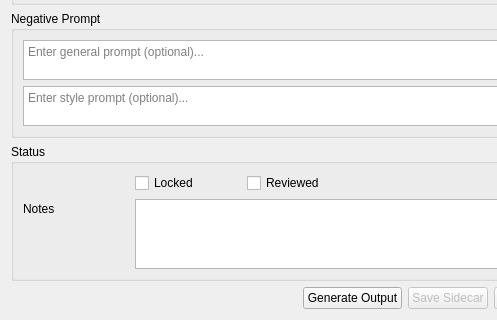
Above: Qt/widgets/editorPanel.ui from Glawster/sidecarEditor before the change; both pictures show x 0 to 497 and y 820 to 1140 of the 600 by 1140 pixel window. Below: the same form after it.
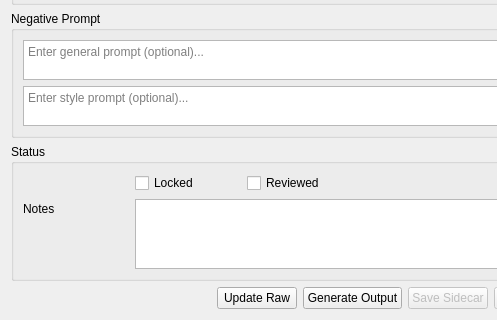
That is the form after the change.

Commit message:
Add 'Update Raw' button and enhance EditorPanel functionality
- Introduced a new button in the EditorPanel UI for updating raw prompt fields.
- Implemented the logic to handle updates to the raw fields without saving to disk.
- Refactored load and save methods to improve clarity and functionality.

Diff of the .ui file:
```diff
--- a/Qt/widgets/editorPanel.ui
+++ b/Qt/widgets/editorPanel.ui
@@ -251,6 +251,13 @@
        </property>
       </spacer>
      </item>
+     <item>
+      <widget class="QPushButton" name="btnUpdateRaw">
+       <property name="text">
+        <string>Update Raw</string>
+       </property>
+      </widget>
+     </item>
      <item>
       <widget class="QPushButton" name="btnGenerate">
        <property name="text">
```
The commit also changes 3 other files.
